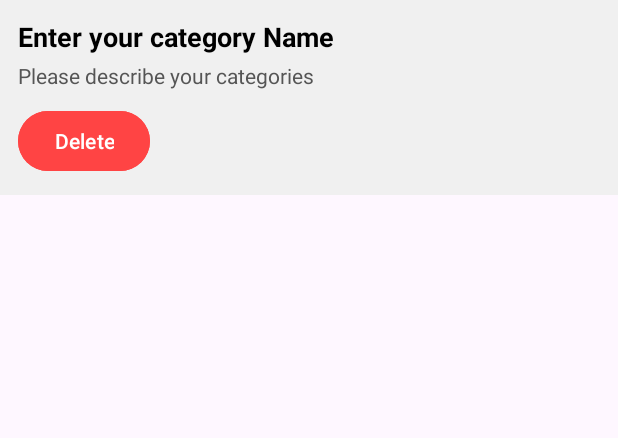
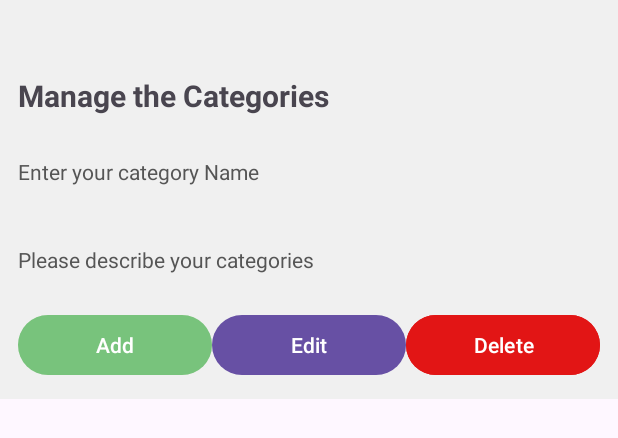
Before and after one commit to PaulinPrize/LocalLoop-App, an Android app: the layout item_category.xml on its own in the app's theme, with its tools: preview values and no code run, on a phone screen of 412 x 824 dp. Shown: the top 438 px of the screen. Run offline under Robolectric (Android 15) with nearby library versions, the phone set to English and light mode, and no system bars.

Commit message:
Updated Strings file

```diff
--- a/app/src/main/java/com/example/localloopapplication/AddCategoryActivity.java
+++ b/app/src/main/java/com/example/localloopapplication/AddCategoryActivity.java
@@ -24,7 +24,7 @@ public class AddCategoryActivity extends AppCompatActivity {
         super.onCreate(savedInstanceState);
         setContentView(R.layout.activity_admin_category_add);
 
-        etCategoryName = findViewById(R.id.categoryTextView);
+        etCategoryName = findViewById(R.id.categoryTextViewMenu);
         etCategoryDescription = findViewById(R.id.etCategoryDescription);
         btnSubmit = findViewById(R.id.btnSubmitCategory);
         categoryRef = FirebaseDatabase.getInstance().getReference("event_categories");
--- a/app/src/main/res/layout/activity_admin_category_add.xml
+++ b/app/src/main/res/layout/activity_admin_category_add.xml
@@ -15,7 +15,7 @@
             android:layout_height="49dp" />
 
         <TextView
-            android:id="@+id/categoryTextView"
+            android:id="@+id/categoryTextViewMenu"
             android:layout_width="217dp"
             android:layout_height="49dp"
             android:inputType="text"
@@ -25,14 +25,14 @@
             android:textStyle="bold" />
 
         <EditText
-            android:id="@+id/categoryTextField"
+            android:id="@+id/categoryTextView"
             android:layout_width="match_parent"
             android:layout_height="75dp"
             android:hint="@string/category_text_hint"
             android:inputType="text" />
 
         <EditText
-            android:id="@+id/categoryDescField"
+            android:id="@+id/etCategoryDescription"
             android:layout_width="match_parent"
             android:layout_height="wrap_content"
             android:layout_marginTop="16dp"
--- a/app/src/main/res/layout/item_category.xml
+++ b/app/src/main/res/layout/item_category.xml
@@ -7,15 +7,34 @@
     android:background="#f0f0f0"
     android:layout_marginBottom="8dp">
 
+    <Space
+        android:layout_width="match_parent"
+        android:layout_height="38dp" />
+
+    <TextView
+        android:id="@+id/textView2"
+        android:layout_width="match_parent"
+        android:layout_height="37dp"
+        android:text="@string/manage_category_textView"
+        android:textSize="20sp"
+        android:textStyle="bold" />
+
+    <Space
+        android:layout_width="match_parent"
+        android:layout_height="17dp" />
+
     <TextView
         android:id="@+id/category_name"
         android:layout_width="match_parent"
         android:layout_height="wrap_content"
         android:text="@string/category_text_hint"
 
-        android:textColor="#000000"
-        android:textSize="18sp"
-        android:textStyle="bold" />
+        android:textColor="#555555"
+        android:textSize="14sp" />
+
+    <Space
+        android:layout_width="match_parent"
+        android:layout_height="35dp" />
 
     <TextView
         android:id="@+id/category_description"
@@ -27,12 +46,37 @@
         android:textColor="#555555"
         android:textSize="14sp" />
 
-    <Button
-        android:id="@+id/delete_button"
-        android:layout_width="wrap_content"
-        android:layout_height="wrap_content"
-        android:layout_marginTop="10dp"
-        android:backgroundTint="#FF4444"
-        android:text="@string/delete_button"
-        android:textColor="#FFFFFF" />
+    <Space
+        android:layout_width="match_parent"
+        android:layout_height="23dp" />
+
+    <LinearLayout
+        android:layout_width="match_parent"
+        android:layout_height="match_parent"
+        android:orientation="horizontal">
+
+        <Button
+            android:id="@+id/button"
+            android:layout_width="wrap_content"
+            android:layout_height="wrap_content"
+            android:layout_weight="1"
+            android:backgroundTint="#4B009607"
+            android:text="@string/add_category" />
+
+        <Button
+            android:id="@+id/button3"
+            android:layout_width="wrap_content"
+            android:layout_height="wrap_content"
+            android:layout_weight="1"
+            android:text="@string/edit_category" />
+
+        <Button
+            android:id="@+id/delete_button"
+            android:layout_width="wrap_content"
+            android:layout_height="wrap_content"
+            android:layout_weight="1"
+            android:backgroundTint="#E21515"
+            android:text="@string/delete_category" />
+    </LinearLayout>
+
 </LinearLayout>
--- a/app/src/main/res/values/strings.xml
+++ b/app/src/main/res/values/strings.xml
@@ -1,9 +1,12 @@
 <resources>
+
     <string name="app_name">LocalLoop Application</string>
+
     <string-array name="roles_array">
         <item>Organizer</item>
         <item>Participant</item>
     </string-array>
+
     <string name="login_button">Login</string>
 
     <string name="register_button">Register</string>
@@ -26,10 +29,15 @@
 
     <string name="categories_text_view">Adding New Category</string>
     <string name="category_text_hint">Enter your category Name</string>
+    <string name="manage_category_textView">Manage the Categories</string>
 
+    <string name="btnSubmitCategory"> Submit </string>
 
     <string name="categorie_description_text_field">Description</string>
     <string name="Category_description_hint">Please describe your categories</string>
+    <string name="add_category">Add</string>
+    <string name="edit_category">Edit</string>
+    <string name="delete_category">Delete</string>
 
     <string name="submit_button">Submit</string>
 
@@ -50,10 +58,4 @@
     <string name="email_input">Enter your email</string>
     <string name="role_input">Enter your role</string>
 
-
-
-
-
-
-
 </resources>
```
